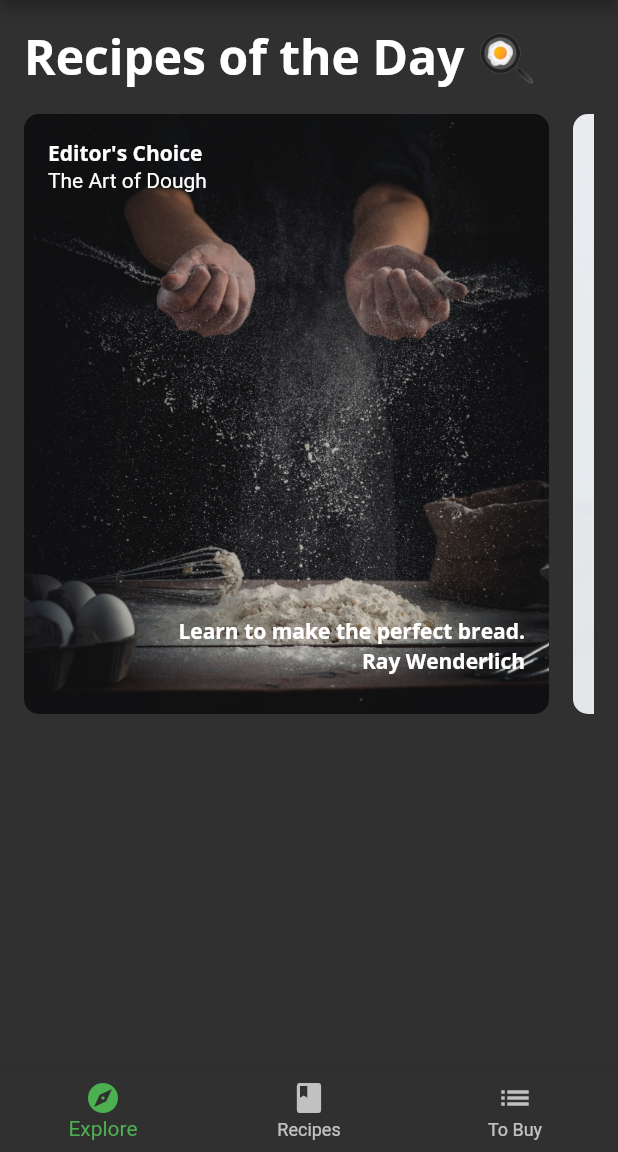
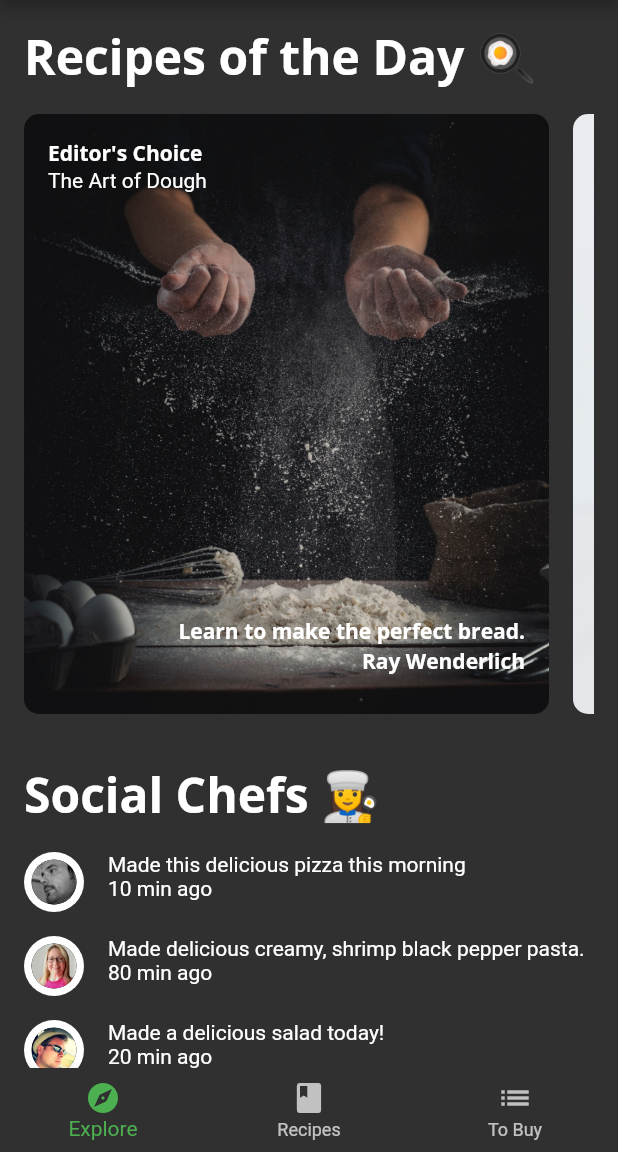
Before and after one commit to sondh0127/flutter-chapter03, a Flutter app: the screen it shows after launch, on a phone screen of 412 x 824 dp, the part 84-1236 px from its top. Run offline on Flutter 3.47's test engine with Material 2 defaults, Android fonts, the light colour scheme and no system bars; our stand-ins replace google_fonts.

Commit message:
feat: complete scroll view list view

```diff
--- /dev/null
+++ b/lib/components/friend_post_list_view.dart
@@ -0,0 +1,51 @@
+import 'package:chapter03/components/friend_post_tile.dart';
+import 'package:chapter03/models/post.dart';
+import 'package:flutter/material.dart';
+
+class FriendPostListView extends StatelessWidget {
+  final List<Post> friendPosts;
+  const FriendPostListView({
+    Key? key,
+    required this.friendPosts,
+  }) : super(key: key);
+
+  @override
+  Widget build(BuildContext context) {
+    return Padding(
+      padding: const EdgeInsets.only(
+        left: 16,
+        right: 16,
+        top: 16,
+      ),
+      child: Column(
+        crossAxisAlignment: CrossAxisAlignment.start,
+        children: [
+          Text(
+            'Social Chefs 👩‍🍳',
+            style: Theme.of(context).textTheme.headline1,
+          ),
+          const SizedBox(
+            height: 16,
+          ),
+          ListView.separated(
+            primary: false,
+            // // 3
+            physics: const NeverScrollableScrollPhysics(),
+            // // 4
+            shrinkWrap: true,
+            scrollDirection: Axis.vertical,
+            itemCount: friendPosts.length,
+            itemBuilder: (context, index) {
+              final post = friendPosts[index];
+              return FriendPostTile(post: post);
+            },
+            separatorBuilder: (context, index) {
+              return const SizedBox(height: 16);
+            },
+          ),
+          const SizedBox(height: 16),
+        ],
+      ),
+    );
+  }
+}
--- /dev/null
+++ b/lib/components/friend_post_tile.dart
@@ -0,0 +1,33 @@
+import 'package:chapter03/components/components.dart';
+import 'package:chapter03/models/post.dart';
+import 'package:flutter/material.dart';
+
+class FriendPostTile extends StatelessWidget {
+  final Post post;
+
+  const FriendPostTile({Key? key, required this.post}) : super(key: key);
+
+  @override
+  Widget build(BuildContext context) {
+    return Row(
+      crossAxisAlignment: CrossAxisAlignment.start,
+      mainAxisAlignment: MainAxisAlignment.start,
+      children: [
+        CircleImage(
+          imageProvider: AssetImage(post.profileImageUrl),
+          imageRadius: 20,
+        ),
+        const SizedBox(width: 16),
+        Expanded(
+          child: Column(
+            crossAxisAlignment: CrossAxisAlignment.start,
+            children: [
+              Text(post.comment),
+              Text('${post.timestamp} min ago'),
+            ],
+          ),
+        )
+      ],
+    );
+  }
+}
--- a/lib/components/today_recipe_list_view.dart
+++ b/lib/components/today_recipe_list_view.dart
@@ -12,7 +12,6 @@ class TodayRecipeListView extends StatelessWidget {
 
   @override
   Widget build(BuildContext context) {
-    print(recipes);
     return Padding(
       padding: const EdgeInsets.only(
         left: 16,
--- a/lib/screens/explore_screen.dart
+++ b/lib/screens/explore_screen.dart
@@ -1,4 +1,5 @@
 import 'package:chapter03/api/mock_fooderlich_service.dart';
+import 'package:chapter03/components/friend_post_list_view.dart';
 import 'package:chapter03/components/today_recipe_list_view.dart';
 import 'package:chapter03/models/models.dart';
 import 'package:flutter/material.dart';
@@ -16,7 +17,17 @@ class ExploreScreen extends StatelessWidget {
       builder: (BuildContext context, AsyncSnapshot<ExploreData> snapshot) {
         if (snapshot.connectionState == ConnectionState.done) {
           final recipes = snapshot.data?.todayRecipes ?? [];
-          return TodayRecipeListView(recipes: recipes);
+          final friendPosts = snapshot.data?.friendPosts ?? [];
+          return ListView(
+            children: [
+              TodayRecipeListView(recipes: recipes),
+              const SizedBox(
+                height: 16,
+              ),
+              FriendPostListView(friendPosts: friendPosts)
+            ],
+            scrollDirection: Axis.vertical,
+          );
         } else {
           return const Center(
             child: CircularProgressIndicator(),
```
Also changed, not shown: lib/screens/recipes_screen.dart (added).
